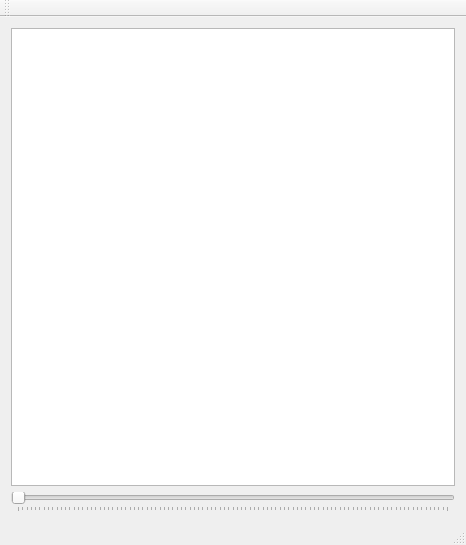
Qt form DashBoard_Inna/mainwindow.ui (innalobanova/checkboard) before a commit.
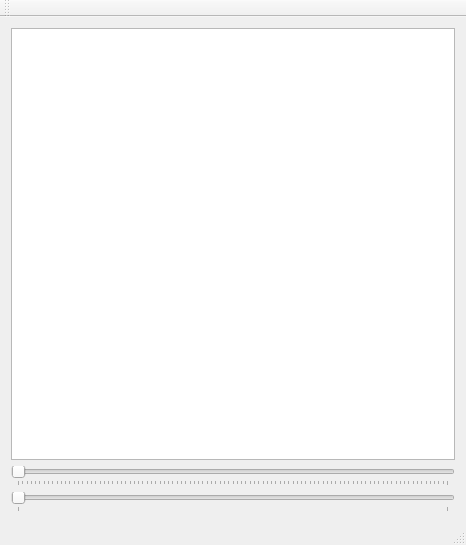
The same form after that commit.

Diff of the .ui file:
```diff
--- a/DashBoard_Inna/mainwindow.ui
+++ b/DashBoard_Inna/mainwindow.ui
@@ -40,6 +40,28 @@
       </property>
      </widget>
     </item>
+    <item>
+     <widget class="QSlider" name="horizontalSlider_2">
+      <property name="sizePolicy">
+       <sizepolicy hsizetype="Expanding" vsizetype="Fixed">
+        <horstretch>0</horstretch>
+        <verstretch>0</verstretch>
+       </sizepolicy>
+      </property>
+      <property name="minimum">
+       <number>1</number>
+      </property>
+      <property name="maximum">
+       <number>10</number>
+      </property>
+      <property name="orientation">
+       <enum>Qt::Horizontal</enum>
+      </property>
+      <property name="tickPosition">
+       <enum>QSlider::TicksBelow</enum>
+      </property>
+     </widget>
+    </item>
    </layout>
   </widget>
   <widget class="QMenuBar" name="menuBar">
```
